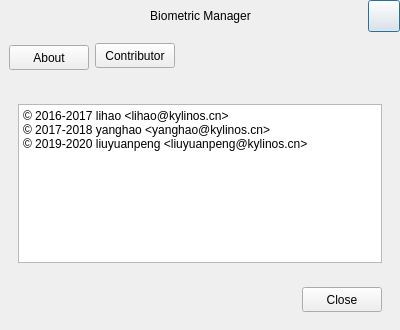
The window that src/aboutdialog.ui (ukui/ukui-biometric-manager) describes before a commit, drawn with Qt 5.
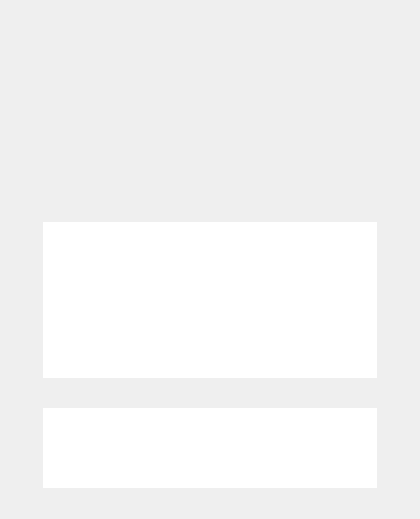
The same window after the commit. The open tabs and pages were chosen to show the change.

The edit to the form file:
```diff
--- a/src/aboutdialog.ui
+++ b/src/aboutdialog.ui
@@ -6,345 +6,361 @@
    <rect>
     <x>0</x>
     <y>0</y>
-    <width>400</width>
-    <height>330</height>
+    <width>420</width>
+    <height>519</height>
    </rect>
   </property>
   <property name="minimumSize">
    <size>
-    <width>400</width>
-    <height>330</height>
+    <width>420</width>
+    <height>519</height>
    </size>
   </property>
   <property name="maximumSize">
    <size>
-    <width>400</width>
-    <height>330</height>
+    <width>420</width>
+    <height>519</height>
    </size>
   </property>
   <property name="windowTitle">
    <string>Dialog</string>
   </property>
-  <layout class="QVBoxLayout" name="verticalLayout_2">
-   <property name="spacing">
-    <number>0</number>
-   </property>
-   <property name="leftMargin">
-    <number>0</number>
-   </property>
-   <property name="topMargin">
-    <number>0</number>
-   </property>
-   <property name="rightMargin">
-    <number>0</number>
-   </property>
-   <property name="bottomMargin">
-    <number>0</number>
-   </property>
+  <layout class="QVBoxLayout" name="verticalLayout_5">
    <item>
-    <widget class="QWidget" name="widgetHeader" native="true">
-     <layout class="QVBoxLayout" name="verticalLayout_3">
-      <property name="leftMargin">
-       <number>0</number>
-      </property>
-      <property name="topMargin">
-       <number>0</number>
-      </property>
-      <property name="rightMargin">
-       <number>0</number>
-      </property>
-      <property name="bottomMargin">
-       <number>0</number>
-      </property>
-      <item>
-       <widget class="QWidget" name="widget_4" native="true">
-        <layout class="QHBoxLayout" name="horizontalLayout_2">
-         <property name="topMargin">
-          <number>0</number>
+    <layout class="QHBoxLayout" name="horizontalLayout">
+     <property name="spacing">
+      <number>0</number>
+     </property>
+     <item>
+      <spacer name="horizontalSpacer_2">
+       <property name="orientation">
+        <enum>Qt::Horizontal</enum>
+       </property>
+       <property name="sizeHint" stdset="0">
+        <size>
+         <width>118</width>
+         <height>20</height>
+        </size>
+       </property>
+      </spacer>
+     </item>
+     <item>
+      <layout class="QVBoxLayout" name="verticalLayout_2">
+       <item>
+        <spacer name="verticalSpacer">
+         <property name="orientation">
+          <enum>Qt::Vertical</enum>
          </property>
-         <property name="rightMargin">
-          <number>0</number>
+         <property name="sizeType">
+          <enum>QSizePolicy::Fixed</enum>
          </property>
-         <property name="bottomMargin">
+         <property name="sizeHint" stdset="0">
+          <size>
+           <width>17</width>
+           <height>27</height>
+          </size>
+         </property>
+        </spacer>
+       </item>
+       <item>
+        <widget class="QLabel" name="ksc_about_icon_label">
+         <property name="minimumSize">
+          <size>
+           <width>96</width>
+           <height>96</height>
+          </size>
+         </property>
+         <property name="maximumSize">
+          <size>
+           <width>96</width>
+           <height>96</height>
+          </size>
+         </property>
+         <property name="styleSheet">
+          <string notr="true"/>
+         </property>
+         <property name="text">
+          <string/>
+         </property>
+        </widget>
+       </item>
+      </layout>
+     </item>
+     <item>
+      <spacer name="horizontalSpacer_3">
+       <property name="orientation">
+        <enum>Qt::Horizontal</enum>
+       </property>
+       <property name="sizeHint" stdset="0">
+        <size>
+         <width>118</width>
+         <height>20</height>
+        </size>
+       </property>
+      </spacer>
+     </item>
+    </layout>
+   </item>
+   <item>
+    <layout class="QHBoxLayout" name="horizontalLayout_3">
+     <property name="spacing">
+      <number>0</number>
+     </property>
+     <item>
+      <spacer name="horizontalSpacer_4">
+       <property name="orientation">
+        <enum>Qt::Horizontal</enum>
+       </property>
+       <property name="sizeHint" stdset="0">
+        <size>
+         <width>88</width>
+         <height>20</height>
+        </size>
+       </property>
+      </spacer>
+     </item>
+     <item>
+      <layout class="QVBoxLayout" name="verticalLayout_4">
+       <item>
+        <spacer name="verticalSpacer_2">
+         <property name="orientation">
+          <enum>Qt::Vertical</enum>
+         </property>
+         <property name="sizeType">
+          <enum>QSizePolicy::Fixed</enum>
+         </property>
+         <property name="sizeHint" stdset="0">
+          <size>
+           <width>20</width>
+           <height>16</height>
+          </size>
+         </property>
+        </spacer>
+       </item>
+       <item>
+        <layout class="QVBoxLayout" name="verticalLayout">
+         <property name="spacing">
           <number>0</number>
          </property>
          <item>
-          <widget class="QLabel" name="lblIcon">
+          <widget class="QLabel" name="ksc_security_center_about_name_label">
            <property name="minimumSize">
             <size>
-             <width>24</width>
-             <height>24</height>
+             <width>0</width>
+             <height>0</height>
             </size>
            </property>
            <property name="maximumSize">
             <size>
-             <width>24</width>
-             <height>24</height>
+             <width>16777215</width>
+             <height>16777215</height>
             </size>
            </property>
+           <property name="font">
+            <font>
+             <pointsize>11</pointsize>
+            </font>
+           </property>
+           <property name="layoutDirection">
+            <enum>Qt::LeftToRight</enum>
+           </property>
            <property name="text">
             <string/>
            </property>
-          </widget>
-         </item>
-         <item>
-          <widget class="QLabel" name="lblTitle">
-           <property name="text">
-            <string>Biometric Manager</string>
-           </property>
            <property name="alignment">
             <set>Qt::AlignCenter</set>
            </property>
           </widget>
          </item>
          <item>
-          <widget class="QPushButton" name="btnClose">
-           <property name="minimumSize">
-            <size>
-             <width>32</width>
-             <height>32</height>
-            </size>
-           </property>
-           <property name="maximumSize">
-            <size>
-             <width>32</width>
-             <height>32</height>
-            </size>
-           </property>
-           <property name="text">
-            <string/>
-           </property>
-          </widget>
-         </item>
-        </layout>
-       </widget>
-      </item>
-      <item>
-       <widget class="QWidget" name="widget_3" native="true">
-        <layout class="QHBoxLayout" name="horizontalLayout_3">
-         <property name="topMargin">
-          <number>0</number>
-         </property>
-         <property name="bottomMargin">
-          <number>0</number>
-         </property>
-         <item>
-          <layout class="QVBoxLayout" name="verticalLayout">
-           <property name="spacing">
-            <number>0</number>
-           </property>
-           <item>
-            <widget class="QPushButton" name="btnAbout">
-             <property name="minimumSize">
-              <size>
-               <width>80</width>
-               <height>25</height>
-              </size>
-             </property>
-             <property name="maximumSize">
-              <size>
-               <width>80</width>
-               <height>25</height>
-              </size>
-             </property>
-             <property name="text">
-              <string>About</string>
-             </property>
-            </widget>
-           </item>
-           <item>
-            <widget class="QLabel" name="lblIndAbout">
-             <property name="minimumSize">
-              <size>
-               <width>80</width>
-               <height>2</height>
-              </size>
-             </property>
-             <property name="maximumSize">
-              <size>
-               <width>80</width>
-               <height>2</height>
-              </size>
-             </property>
-             <property name="text">
-              <string/>
-             </property>
-             <property name="alignment">
-              <set>Qt::AlignCenter</set>
-             </property>
-            </widget>
-           </item>
-          </layout>
-         </item>
-         <item>
-          <layout class="QVBoxLayout" name="verticalLayout_5">
-           <item>
-            <widget class="QPushButton" name="btnContributor">
-             <property name="minimumSize">
-              <size>
-               <width>80</width>
-               <height>25</height>
-              </size>
-             </property>
-             <property name="maximumSize">
-              <size>
-               <width>80</width>
-               <height>25</height>
-              </size>
-             </property>
-             <property name="text">
-              <string>Contributor</string>
-             </property>
-            </widget>
-           </item>
-           <item>
-            <widget class="QLabel" name="lblIndContrib">
-             <property name="minimumSize">
-              <size>
-               <width>80</width>
-               <height>2</height>
-              </size>
-             </property>
-             <property name="maximumSize">
-              <size>
-               <width>80</width>
-               <height>2</height>
-              </size>
-             </property>
-             <property name="text">
-              <string/>
-             </property>
-             <property name="alignment">
-              <set>Qt::AlignCenter</set>
-             </property>
-            </widget>
-           </item>
-          </layout>
-         </item>
-         <item>
-          <spacer name="horizontalSpacer">
+          <spacer name="verticalSpacer_3">
            <property name="orientation">
-            <enum>Qt::Horizontal</enum>
+            <enum>Qt::Vertical</enum>
            </property>
+           <property name="sizeType">
+            <enum>QSizePolicy::Fixed</enum>
+           </property>
            <property name="sizeHint" stdset="0">
             <size>
-             <width>40</width>
-             <height>20</height>
+             <width>20</width>
+             <height>13</height>
             </size>
            </property>
           </spacer>
          </item>
          <item>
-          <widget class="QLabel" name="lblIcon2">
+          <widget class="QLabel" name="ksc_security_center_about_version_label">
            <property name="minimumSize">
             <size>
-             <width>48</width>
-             <height>48</height>
+             <width>0</width>
+             <height>0</height>
             </size>
            </property>
            <property name="maximumSize">
             <size>
-             <width>48</width>
-             <height>48</height>
+             <width>16777215</width>
+             <height>16777215</height>
             </size>
            </property>
+           <property name="font">
+            <font>
+             <pointsize>11</pointsize>
+            </font>
+           </property>
            <property name="text">
             <string/>
            </property>
+           <property name="alignment">
+            <set>Qt::AlignCenter</set>
+           </property>
           </widget>
          </item>
-        </layout>
-       </widget>
-      </item>
-     </layout>
-    </widget>
-   </item>
-   <item>
-    <widget class="QWidget" name="widget" native="true">
-     <layout class="QVBoxLayout" name="verticalLayout_4">
-      <property name="topMargin">
-       <number>9</number>
-      </property>
-      <item>
-       <widget class="QStackedWidget" name="stackedWidget">
-        <property name="currentIndex">
-         <number>0</number>
-        </property>
-        <widget class="QWidget" name="pageAbout">
-         <layout class="QHBoxLayout" name="horizontalLayout_5">
-          <item>
-           <widget class="QTextBrowser" name="textAbout">
-            <property name="html">
-             <string>&lt;!DOCTYPE HTML PUBLIC &quot;-//W3C//DTD HTML 4.0//EN&quot; &quot;http://www.w3.org/TR/REC-html40/strict.dtd&quot;&gt;
-&lt;html&gt;&lt;head&gt;&lt;meta name=&quot;qrichtext&quot; content=&quot;1&quot; /&gt;&lt;style type=&quot;text/css&quot;&gt;
-p, li { white-space: pre-wrap; }
-&lt;/style&gt;&lt;/head&gt;&lt;body style=&quot; font-family:'Ubuntu'; font-size:11pt; font-weight:400; font-style:normal;&quot;&gt;
-&lt;p style=&quot; margin-top:0px; margin-bottom:0px; margin-left:0px; margin-right:0px; -qt-block-indent:0; text-indent:0px;&quot;&gt;&lt;span style=&quot; font-family:'Sans Serif'; font-size:9pt;&quot;&gt;         Biometric Manager is a supporting software for managing biometric identification which is developed by Kylin team.  It mainly contains biometirc verification management, biometirc service management, biometric device's driver management and biometirc features management, etc.&lt;/span&gt;&lt;/p&gt;
-&lt;p style=&quot; margin-top:0px; margin-bottom:0px; margin-left:0px; margin-right:0px; -qt-block-indent:0; text-indent:0px;&quot;&gt;&lt;span style=&quot; font-family:'Sans Serif'; font-size:9pt;&quot;&gt;       &lt;/span&gt;&lt;a name=&quot;textarea-bg-text&quot;&gt;&lt;/a&gt;&lt;span style=&quot; font-family:'Sans Serif'; font-size:9pt;&quot;&gt;A&lt;/span&gt;&lt;span style=&quot; font-family:'Sans Serif'; font-size:9pt;&quot;&gt;ll functions of the software are still being perfected. Please look forward to it. &lt;/span&gt;&lt;/p&gt;&lt;/body&gt;&lt;/html&gt;</string>
-            </property>
-           </widget>
-          </item>
-         </layout>
-        </widget>
-        <widget class="QWidget" name="pageContributor">
-         <layout class="QHBoxLayout" name="horizontalLayout_7">
-          <item>
-           <widget class="QTextBrowser" name="textContributor">
-            <property name="html">
-             <string>&lt;!DOCTYPE HTML PUBLIC &quot;-//W3C//DTD HTML 4.0//EN&quot; &quot;http://www.w3.org/TR/REC-html40/strict.dtd&quot;&gt;
-&lt;html&gt;&lt;head&gt;&lt;meta name=&quot;qrichtext&quot; content=&quot;1&quot; /&gt;&lt;style type=&quot;text/css&quot;&gt;
-p, li { white-space: pre-wrap; }
-&lt;/style&gt;&lt;/head&gt;&lt;body style=&quot; font-family:'Ubuntu'; font-size:11pt; font-weight:400; font-style:normal;&quot;&gt;
-&lt;p style=&quot; margin-top:0px; margin-bottom:0px; margin-left:0px; margin-right:0px; -qt-block-indent:0; text-indent:0px;&quot;&gt;&lt;span style=&quot; font-family:'Sans Serif'; font-size:9pt;&quot;&gt;© 2016-2017 lihao &amp;lt;lihao@kylinos.cn&amp;gt;&lt;/span&gt;&lt;/p&gt;
-&lt;p style=&quot; margin-top:0px; margin-bottom:0px; margin-left:0px; margin-right:0px; -qt-block-indent:0; text-indent:0px;&quot;&gt;&lt;span style=&quot; font-family:'Sans Serif'; font-size:9pt;&quot;&gt;© 2017-2018 yanghao &amp;lt;yanghao@kylinos.cn&amp;gt;&lt;/span&gt;&lt;/p&gt;
-&lt;p style=&quot; margin-top:0px; margin-bottom:0px; margin-left:0px; margin-right:0px; -qt-block-indent:0; text-indent:0px;&quot;&gt;&lt;span style=&quot; font-family:'Sans Serif'; font-size:9pt;&quot;&gt;© 2019-2020 liuyuanpeng &amp;lt;liuyuanpeng@kylinos.cn&amp;gt;&lt;/span&gt;&lt;/p&gt;&lt;/body&gt;&lt;/html&gt;</string>
-            </property>
-           </widget>
-          </item>
-         </layout>
-        </widget>
-       </widget>
-      </item>
-      <item>
-       <widget class="QWidget" name="widget_2" native="true">
-        <layout class="QHBoxLayout" name="horizontalLayout_6">
          <item>
-          <spacer name="horizontalSpacer_2">
+          <spacer name="verticalSpacer_4">
            <property name="orientation">
-            <enum>Qt::Horizontal</enum>
+            <enum>Qt::Vertical</enum>
            </property>
+           <property name="sizeType">
+            <enum>QSizePolicy::Fixed</enum>
+           </property>
            <property name="sizeHint" stdset="0">
             <size>
-             <width>40</width>
-             <height>20</height>
+             <width>20</width>
+             <height>13</height>
             </size>
            </property>
           </spacer>
          </item>
-         <item>
-          <widget class="QPushButton" name="btnCloseDialog">
-           <property name="minimumSize">
-            <size>
-             <width>80</width>
-             <height>25</height>
-            </size>
-           </property>
-           <property name="maximumSize">
-            <size>
-             <width>80</width>
-             <height>25</height>
-            </size>
-           </property>
-           <property name="text">
-            <string>Close</string>
-           </property>
-          </widget>
-         </item>
         </layout>
-       </widget>
-      </item>
-     </layout>
-    </widget>
+       </item>
+      </layout>
+     </item>
+     <item>
+      <spacer name="horizontalSpacer_5">
+       <property name="orientation">
+        <enum>Qt::Horizontal</enum>
+       </property>
+       <property name="sizeHint" stdset="0">
+        <size>
+         <width>88</width>
+         <height>20</height>
+        </size>
+       </property>
+      </spacer>
+     </item>
+    </layout>
+   </item>
+   <item>
+    <layout class="QVBoxLayout" name="verticalLayout_3">
+     <property name="leftMargin">
+      <number>32</number>
+     </property>
+     <property name="rightMargin">
+      <number>32</number>
+     </property>
+     <item>
+      <widget class="QTextEdit" name="ksc_security_center_about_brief_textedit">
+       <property name="sizePolicy">
+        <sizepolicy hsizetype="Preferred" vsizetype="Preferred">
+         <horstretch>0</horstretch>
+         <verstretch>0</verstretch>
+        </sizepolicy>
+       </property>
+       <property name="minimumSize">
+        <size>
+         <width>0</width>
+         <height>0</height>
+        </size>
+       </property>
+       <property name="maximumSize">
+        <size>
+         <width>16777215</width>
+         <height>16777215</height>
+        </size>
+       </property>
+       <property name="focusPolicy">
+        <enum>Qt::NoFocus</enum>
+       </property>
+       <property name="frameShape">
+        <enum>QFrame::NoFrame</enum>
+       </property>
+       <property name="html">
+        <string>&lt;!DOCTYPE HTML PUBLIC &quot;-//W3C//DTD HTML 4.0//EN&quot; &quot;http://www.w3.org/TR/REC-html40/strict.dtd&quot;&gt;
+&lt;html&gt;&lt;head&gt;&lt;meta name=&quot;qrichtext&quot; content=&quot;1&quot; /&gt;&lt;style type=&quot;text/css&quot;&gt;
+p, li { white-space: pre-wrap; }
+&lt;/style&gt;&lt;/head&gt;&lt;body style=&quot; font-family:'Noto Sans CJK SC'; font-size:11pt; font-weight:400; font-style:normal;&quot;&gt;
+&lt;p style=&quot;-qt-paragraph-type:empty; margin-top:0px; margin-bottom:0px; margin-left:0px; margin-right:0px; -qt-block-indent:0; text-indent:0px;&quot;&gt;&lt;br /&gt;&lt;/p&gt;&lt;/body&gt;&lt;/html&gt;</string>
+       </property>
+      </widget>
+     </item>
+     <item>
+      <spacer name="verticalSpacer_6">
+       <property name="orientation">
+        <enum>Qt::Vertical</enum>
+       </property>
+       <property name="sizeType">
+        <enum>QSizePolicy::Fixed</enum>
+       </property>
+       <property name="sizeHint" stdset="0">
+        <size>
+         <width>20</width>
+         <height>24</height>
+        </size>
+       </property>
+      </spacer>
+     </item>
+     <item>
+      <widget class="QTextEdit" name="ksc_security_center_about_develop_textedit">
+       <property name="minimumSize">
+        <size>
+         <width>0</width>
+         <height>80</height>
+        </size>
+       </property>
+       <property name="maximumSize">
+        <size>
+         <width>16777215</width>
+         <height>80</height>
+        </size>
+       </property>
+       <property name="focusPolicy">
+        <enum>Qt::NoFocus</enum>
+       </property>
+       <property name="frameShape">
+        <enum>QFrame::NoFrame</enum>
+       </property>
+       <property name="verticalScrollBarPolicy">
+        <enum>Qt::ScrollBarAlwaysOff</enum>
+       </property>
+       <property name="horizontalScrollBarPolicy">
+        <enum>Qt::ScrollBarAlwaysOff</enum>
+       </property>
+       <property name="html">
+        <string>&lt;!DOCTYPE HTML PUBLIC &quot;-//W3C//DTD HTML 4.0//EN&quot; &quot;http://www.w3.org/TR/REC-html40/strict.dtd&quot;&gt;
+&lt;html&gt;&lt;head&gt;&lt;meta name=&quot;qrichtext&quot; content=&quot;1&quot; /&gt;&lt;style type=&quot;text/css&quot;&gt;
+p, li { white-space: pre-wrap; }
+&lt;/style&gt;&lt;/head&gt;&lt;body style=&quot; font-family:'Noto Sans CJK SC'; font-size:11pt; font-weight:400; font-style:normal;&quot;&gt;
+&lt;p style=&quot;-qt-paragraph-type:empty; margin-top:0px; margin-bottom:0px; margin-left:0px; margin-right:0px; -qt-block-indent:0; text-indent:0px;&quot;&gt;&lt;br /&gt;&lt;/p&gt;&lt;/body&gt;&lt;/html&gt;</string>
+       </property>
+      </widget>
+     </item>
+     <item>
+      <spacer name="verticalSpacer_5">
+       <property name="orientation">
+        <enum>Qt::Vertical</enum>
+       </property>
+       <property name="sizeType">
+        <enum>QSizePolicy::Fixed</enum>
+       </property>
+       <property name="sizeHint" stdset="0">
+        <size>
+         <width>20</width>
+         <height>20</height>
+        </size>
+       </property>
+      </spacer>
+     </item>
+    </layout>
    </item>
   </layout>
  </widget>
```
